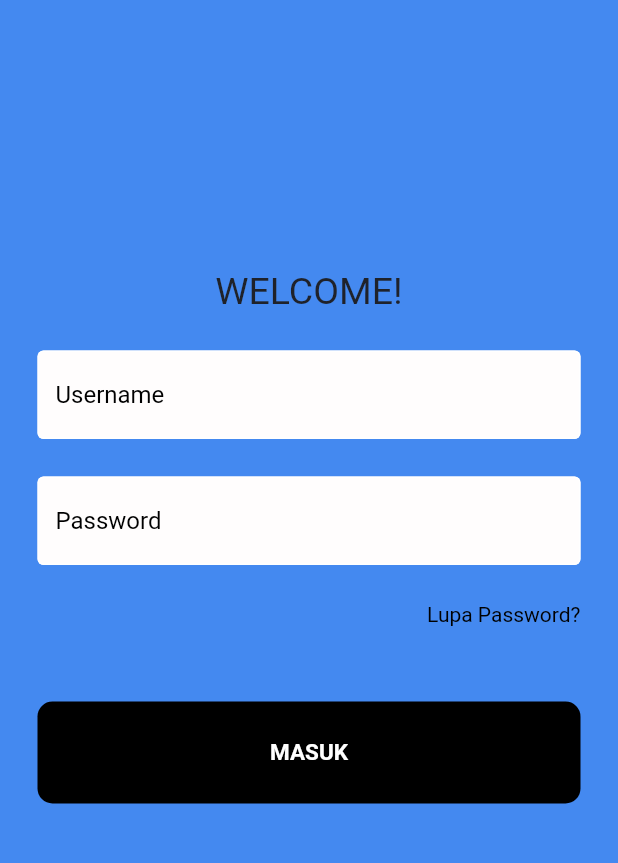
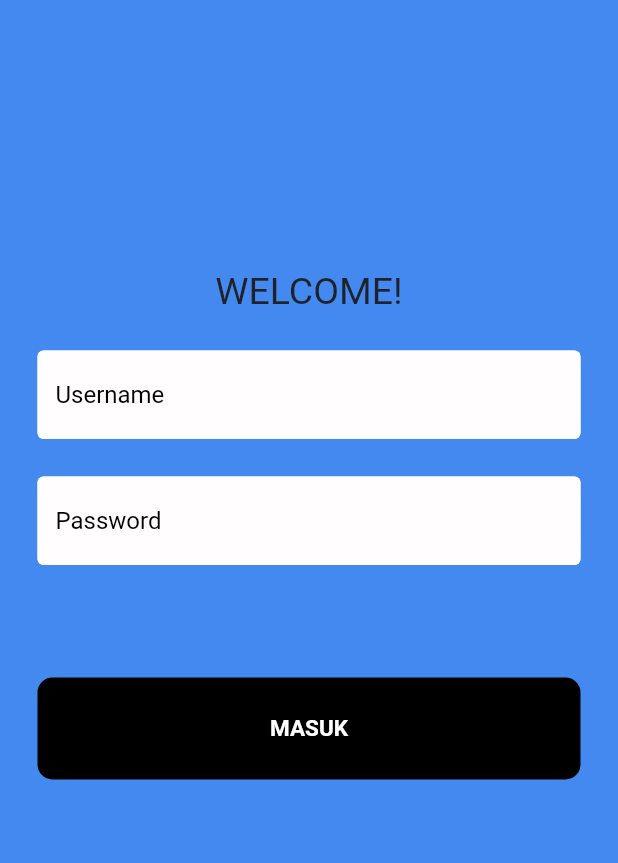
Before and after one commit to abelafriandika/ABEL_AFRIANDIKA_UTS-FLUTTER_PROJECT-AKHIR, a Flutter app: the screen it shows after launch, on a phone screen of 412 x 824 dp, the part 248-1111 px from its top. Run offline on Flutter 3.47's test engine with Material 2 defaults, Android fonts, the light colour scheme and no system bars.

Commit message:
merevisi codingan & menambahkan beberapa fitur

```diff
--- a/lib/login page.dart
+++ b/lib/login page.dart
@@ -1,5 +1,5 @@
 import 'package:flutter/material.dart';
-import 'package:project_abel_utts/login/LOGIN/my_textfield.dart';
+import 'package:project_abel_utts/login/LOGIN/Text_field.dart';
 import 'package:project_abel_utts/login/login/my_button.dart';
 
 
@@ -12,7 +12,7 @@ final usernameController = TextEditingController();
   final passwordController = TextEditingController();
 
 
-void signUserIn() {}
+void Login() {}
 
  @override
   Widget build(BuildContext context) {
@@ -22,7 +22,7 @@ void signUserIn() {}
         child: Center(
           child: Column(
             children: [
-              SizedBox(
+              const SizedBox(
                 height: 15,
               ),
 
@@ -76,27 +76,13 @@ void signUserIn() {}
                 height: 25,
               ),
 
-              //forgot password
-              Padding(
-                padding: const EdgeInsets.symmetric(horizontal: 25.0),
-                child: Row(
-                  mainAxisAlignment: MainAxisAlignment.end,
-                  children: [
-                    Text(
-                      "Lupa Password?",
-                      style: TextStyle(color: const Color.fromARGB(255, 0, 0, 0)),
-                    ),
-                  ],
-                ),
-              ),
-
-              SizedBox(
+              const SizedBox(
                 height: 50,
               ),
 
-              //sing in button
-              MyButton(
-                  //onTap: signUserIn,
+              //login button
+              const MyButton(
+                  //onTap: login,
                   )
             ],
           ),
@@ -105,3 +91,4 @@ void signUserIn() {}
     );
   }
 }
+// menggunakan stateless karena widget ini tidak memiliki data yang perlu diubah dan tidak memerlukan pemantauan perubahan status internal.
--- /dev/null
+++ b/lib/login/LOGIN/Text_field.dart
@@ -0,0 +1,35 @@
+import 'package:flutter/material.dart';
+
+class MyTextField extends StatelessWidget {
+  final controller;
+  final String hintText;
+  final bool obscureText;
+
+  const MyTextField(
+      {super.key,
+      required this.controller,
+      required this.hintText,
+      required this.obscureText});
+
+  @override
+  Widget build(BuildContext context) {
+    return Padding(
+      padding: const EdgeInsets.symmetric(horizontal: 25.0),
+      child: TextField(
+        controller: controller,
+        obscureText: obscureText,
+        decoration: InputDecoration(
+            enabledBorder: const OutlineInputBorder(
+              borderSide: BorderSide(color: Color.fromARGB(255, 255, 255, 255)),
+            ),
+            focusedBorder: const OutlineInputBorder(
+                borderSide: BorderSide(color: Color.fromARGB(255, 255, 255, 255))),
+            fillColor: Color.fromARGB(255, 255, 253, 253),
+            filled: true,
+            hintText: hintText,
+            hintStyle: const TextStyle(color: Color.fromARGB(255, 0, 0, 0))),
+      ),
+    );
+  }
+}
+// menggunakan stateless dikarenakan widget ini hanya bertugas menampilkan TextField dengan konfigurasi tertentu seperti controller, obscureText, dan hintText. Tampilan TextField ini tidak akan berubah selama widget ada di dalam widget tree dan tidak memerlukan perubahan status internal yang harus dipantau.
```
Also changed, not shown: lib/Keranjang_page.dart (+10 -3 lines), lib/homescreen.dart (+86 -36 lines).
